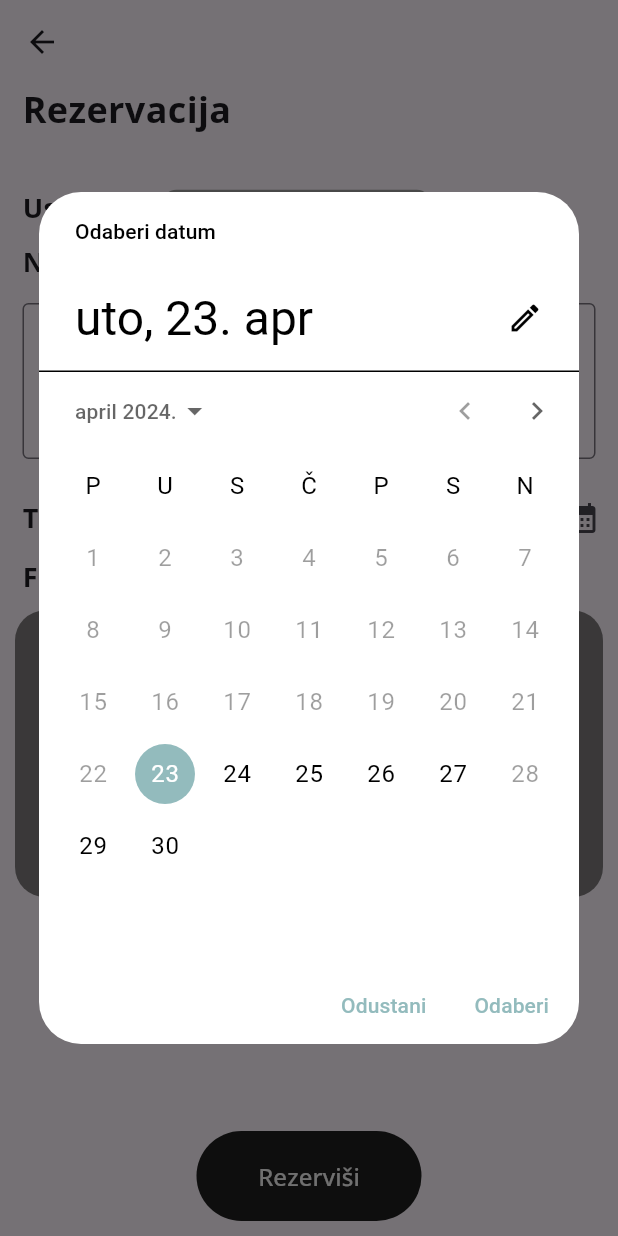
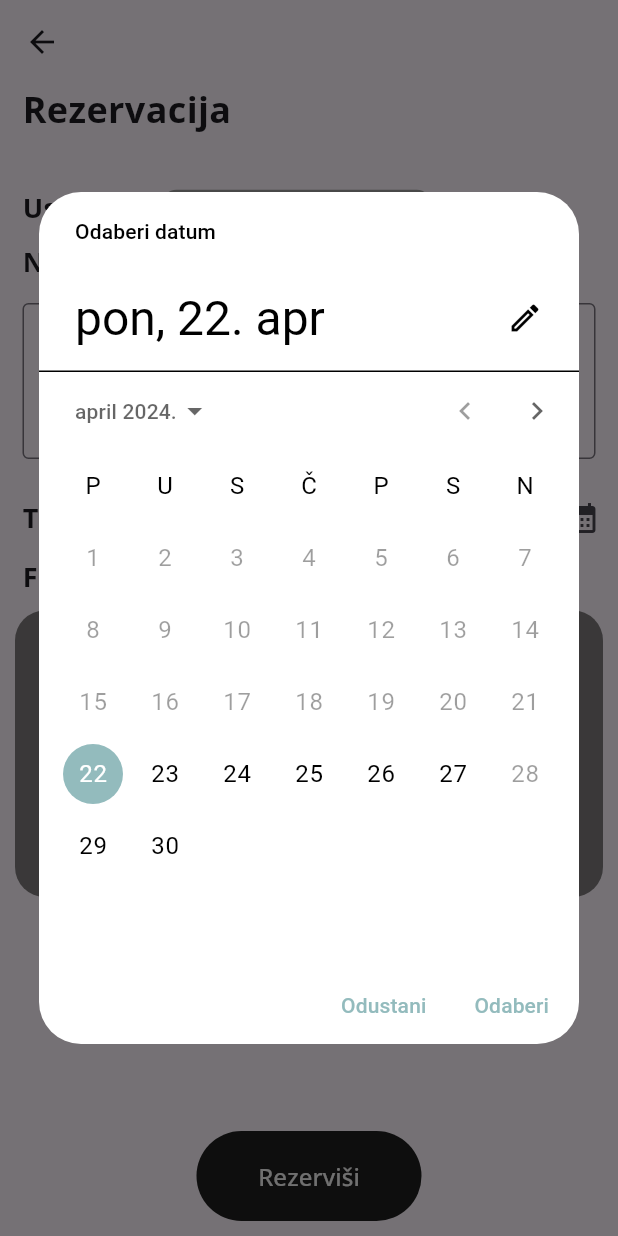
Before and after one commit to Mehdija7/BookBeautySalon, a Flutter app: the ReservationScreen screen opened directly with empty values, after a tap on the "calendar month" icon, on a phone screen of 412 x 824 dp. Run offline on Flutter 3.47's test engine with Material 3 defaults, Android fonts, the phone set to English and light mode, and no system bars; our stand-ins replace file_picker, google_fonts, table_calendar, transparent_image.

```diff
--- a/UI/bookbeauty_mobile/lib/screens/reservation_screen.dart
+++ b/UI/bookbeauty_mobile/lib/screens/reservation_screen.dart
@@ -37,7 +37,7 @@ class _ReservationScreenState extends State<ReservationScreen> {
   void _presentDatePicker() async {
     final now = DateTime.now();
     final lastDate = DateTime(now.year + 1, now.month, now.day);
-    final firstdate = DateTime(now.year, now.month, now.day + 1);
+    final firstdate = DateTime(now.year, now.month, now.day);
     final pickedDate = await showDatePicker(
       helpText: 'Odaberi datum',
       cancelText: 'Odustani',
```
Also changed, not shown: .gitignore.txt (added), 3 other files.
